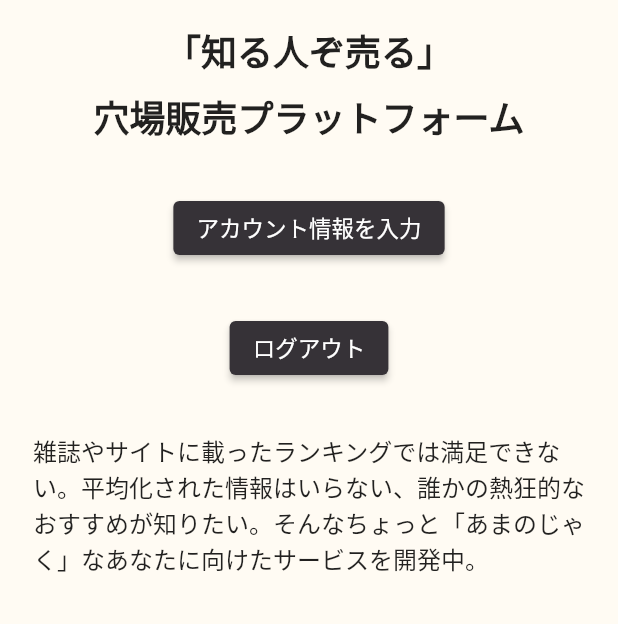
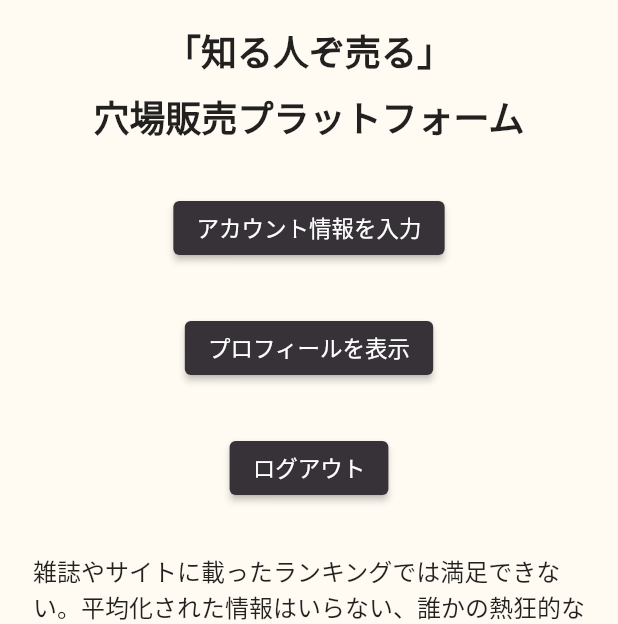
Before and after one commit to flutteruniv/anaba, a Flutter app: the screen it shows once a user with an empty profile is signed in, on a phone screen of 412 x 824 dp, the part 612-1236 px from its top. Run offline on Flutter 3.47's test engine with Material 2 defaults, Android fonts, the phone set to English and light mode, and no system bars; our stand-ins replace cloud_firestore, cloud_functions, firebase_analytics, firebase_auth, firebase_core, flutter_riverpod and 2 more; missing offline and left inert: dart:html, sign_button; accounts and stored records are empty; statements that could not run were skipped.

Commit message:
“マイページの作成”

```diff
--- a/lib/configs/router.dart
+++ b/lib/configs/router.dart
@@ -4,6 +4,7 @@ import 'package:go_router/go_router.dart';
 
 import '../features/anaba_form/anaba_form_page.dart';
 import '../features/home/presentation/home_page.dart';
+import '../features/myprofile_page/myprofile_page.dart';
 
 final routerProvider = Provider((ref) {
   return GoRouter(
@@ -24,6 +25,12 @@ final routerProvider = Provider((ref) {
         pageBuilder: (context, state) => const NoTransitionPage(
           child: AnabaFormPage(),
         ),
+      ),
+      GoRoute(
+        path: MyProfilePage.relativePath,
+        pageBuilder: (context, state) => const NoTransitionPage(
+          child: MyProfilePage(),
+        ),
       )
     ],
   );
--- a/lib/features/home/presentation/home_page.dart
+++ b/lib/features/home/presentation/home_page.dart
@@ -6,6 +6,7 @@ import 'package:url_launcher/url_launcher.dart';
 import '../../../providers.dart';
 import '../../anaba_form/anaba_form_page.dart';
 import '../../auth/presentation/auth_dialog.dart';
+import '../../myprofile_page/myprofile_page.dart';
 
 class HomePage extends ConsumerWidget {
   const HomePage({super.key});
@@ -74,6 +75,16 @@ class HomePage extends ConsumerWidget {
                             await launchUrl(Uri.parse(url));
                           },
                           child: const Text('アカウント情報を入力'),
+                        ),
+                      ),
+                    if (user != null)
+                      Padding(
+                        padding: const EdgeInsets.only(bottom: 32),
+                        child: ElevatedButton(
+                          onPressed: () async {
+                            context.push(MyProfilePage.relativePath);
+                          },
+                          child: const Text('プロフィールを表示'),
                         ),
                       ),
                     if (user != null)
```
Also changed, not shown: lib/features/myprofile_page/myprofile_page.dart (added, +75 -0 lines), pubspec.lock.
